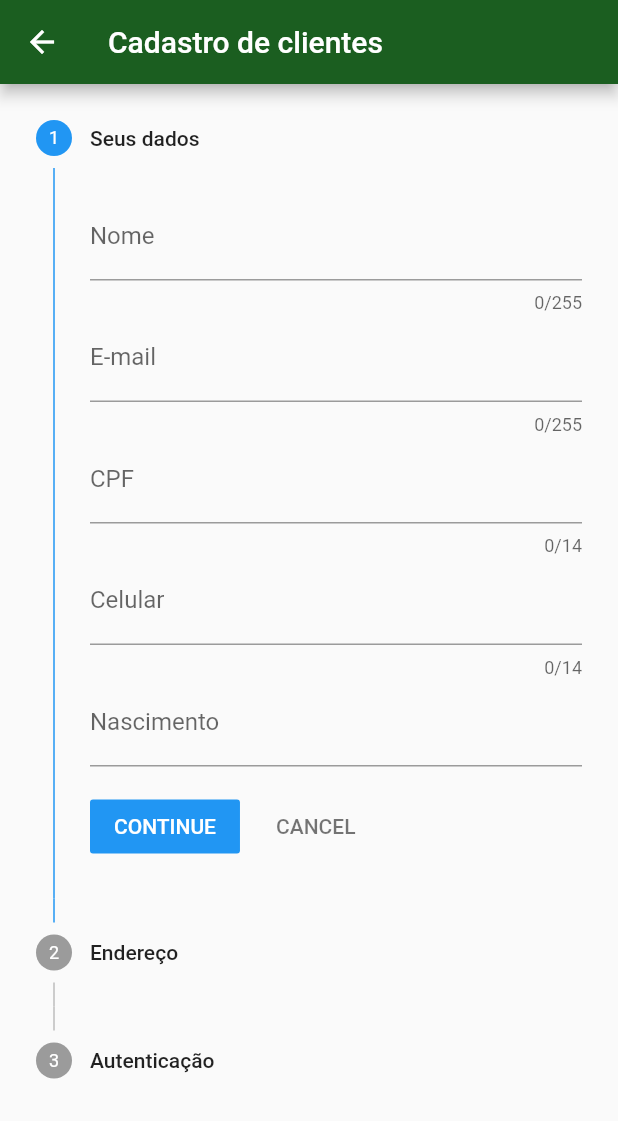
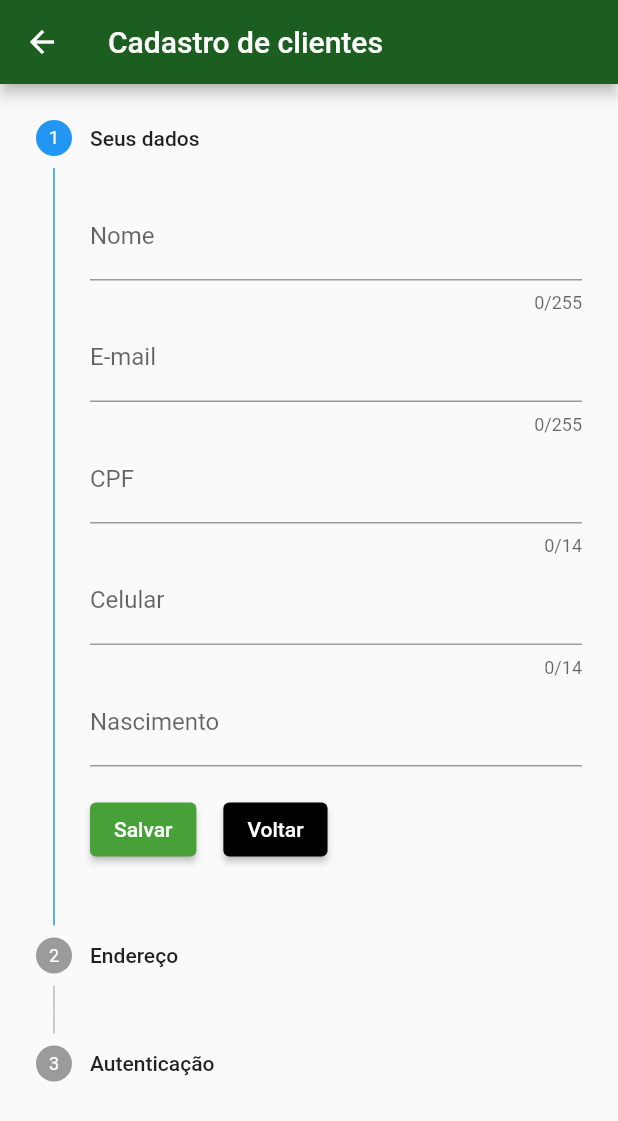
Before and after one commit to AndressaCode/flutter_estados, a Flutter app: the Registrar screen opened directly, on a phone screen of 412 x 824 dp. Shown: the top 1121 px of the screen. Run offline on Flutter 3.47's test engine with Material 2 defaults, Android fonts, the phone set to English and light mode, and no system bars; drawn by our look-alikes of date_time_picker; our stand-ins replace brasil_fields.

```diff
--- a/lib/main.dart
+++ b/lib/main.dart
@@ -32,7 +32,7 @@ class BytebankApp extends StatelessWidget {
         primaryColor: Colors.green[900],
         accentColor: Color.fromRGBO(71, 161, 56, 1),
         buttonTheme: ButtonThemeData(
-          buttonColor: Colors.blueAccent[700],
+          buttonColor: Color.fromRGBO(71, 161, 56, 1),
           textTheme: ButtonTextTheme.primary,
         ),
       ),
--- a/lib/screens/autenticacao/registrar.dart
+++ b/lib/screens/autenticacao/registrar.dart
@@ -22,6 +22,7 @@ class Registrar extends StatelessWidget {
   final TextEditingController _cidadeController = TextEditingController();
   final TextEditingController _bairroController = TextEditingController();
   final TextEditingController _logradouroController = TextEditingController();
+  final TextEditingController _numeroController = TextEditingController();
 
   // step 3
   final _formUserAuth = GlobalKey<FormState>();
@@ -46,11 +47,42 @@ class Registrar extends StatelessWidget {
               return functions[cliente.stepAtual](context);
             },
             onStepCancel: () {
-            cliente.stepAtual = cliente.stepAtual > 0 ? cliente.stepAtual - 1 : 0;
+              cliente.stepAtual =
+                  cliente.stepAtual > 0 ? cliente.stepAtual - 1 : 0;
             },
             steps: _construirSteps(context, cliente),
-          // controlsBuilder: (context, ),
+            controlsBuilder: (context, {onStepContinue, onStepCancel}) {
+              return Padding(
+                padding: EdgeInsets.only(top: 18.0),
+                child: Row(
+                  children: [
+                    ElevatedButton(
+                      style: ButtonStyle(
+                        backgroundColor: MaterialStateProperty.all<Color>(Theme.of(context).accentColor)
+                      ),
+                      onPressed: onStepContinue,
+                      child: Text(
+                        'Salvar',
+                        style: TextStyle(color: Colors.white),
+                      ),
+                    ),
+                    Padding(
+                      padding: EdgeInsets.only(right: 18.0),
+                    ),
+                    ElevatedButton(
+                      style: ButtonStyle(
+                        backgroundColor: MaterialStateProperty.all(Colors.black),
+                      ),
+                      onPressed: onStepCancel,
+                      child: Text(
+                        'Voltar',
+                        style: TextStyle(color: Colors.white),
+                      ),
+                    ),
+                  ],
+                ),
               );
+            });
       }),
     );
   }
@@ -286,7 +318,7 @@ class Registrar extends StatelessWidget {
                 decoration: InputDecoration(
                   labelText: 'Número',
                 ),
-                controller: _celularController,
+                controller: _numeroController,
                 keyboardType: TextInputType.text,
                 maxLength: 255,
               ),
```
Lines whose indentation alone changed are shown as unchanged.
